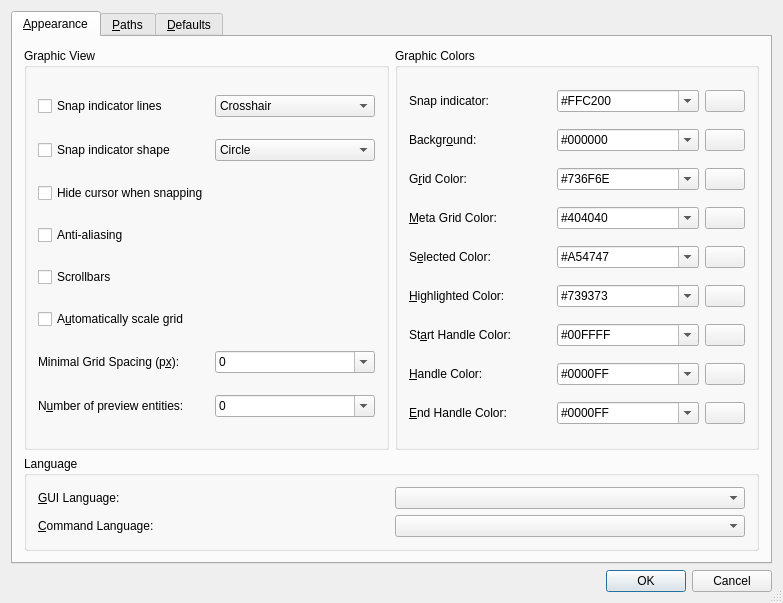
Old version of the form librecad/src/ui/forms/qg_dlgoptionsgeneral.ui in the repository LibreCAD/LibreCAD.
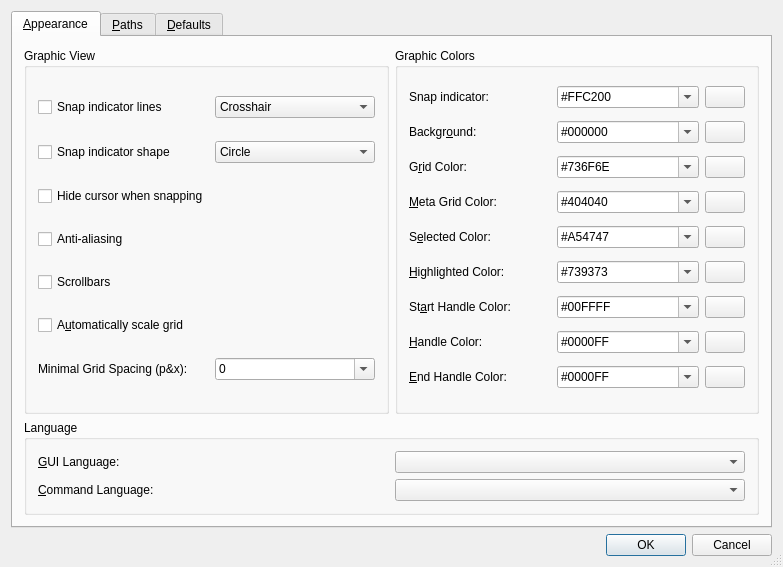
New version of the form. The open tabs and pages were chosen to show the change. Icons and pictures are not drawn.

The edit to the form file:
```diff
--- a/librecad/src/ui/forms/qg_dlgoptionsgeneral.ui
+++ b/librecad/src/ui/forms/qg_dlgoptionsgeneral.ui
@@ -7,7 +7,7 @@
     <x>0</x>
     <y>0</y>
     <width>783</width>
-    <height>603</height>
+    <height>567</height>
    </rect>
   </property>
   <property name="windowTitle">
@@ -101,10 +101,43 @@
            <verstretch>0</verstretch>
           </sizepolicy>
          </property>
+         <property name="maximumSize">
+          <size>
+           <width>366</width>
+           <height>16777215</height>
+          </size>
+         </property>
          <property name="title">
           <string>Graphic View</string>
          </property>
-         <layout class="QGridLayout" name="graphic_view_layout">
+         <layout class="QGridLayout" name="gridLayout_4">
+          <item row="6" column="0">
+           <widget class="QLabel" name="lMinGridSpacing">
+            <property name="text">
+             <string>Minimal Grid Spacing (p&amp;x):</string>
+            </property>
+            <property name="wordWrap">
+             <bool>false</bool>
+            </property>
+           </widget>
+          </item>
+          <item row="2" column="0">
+           <widget class="QCheckBox" name="cursor_hiding_checkbox">
+            <property name="text">
+             <string>Hide cursor when snapping</string>
+            </property>
+           </widget>
+          </item>
+          <item row="5" column="0">
+           <widget class="QCheckBox" name="cbScaleGrid">
+            <property name="text">
+             <string>A&amp;utomatically scale grid</string>
+            </property>
+            <property name="shortcut">
+             <string>Alt+U</string>
+            </property>
+           </widget>
+          </item>
           <item row="0" column="0">
            <widget class="QCheckBox" name="indicator_lines_checkbox">
             <property name="text">
@@ -142,10 +175,10 @@
             </item>
            </widget>
           </item>
-          <item row="1" column="0">
-           <widget class="QCheckBox" name="indicator_shape_checkbox">
+          <item row="4" column="0">
+           <widget class="QCheckBox" name="scrollbars_check_box">
             <property name="text">
-             <string>Snap indicator shape</string>
+             <string>Scrollbars</string>
             </property>
            </widget>
           </item>
@@ -171,50 +204,6 @@
             </item>
            </widget>
           </item>
-          <item row="2" column="0">
-           <widget class="QCheckBox" name="cursor_hiding_checkbox">
-            <property name="text">
-             <string>Hide cursor when snapping</string>
-            </property>
-           </widget>
-          </item>
-          <item row="3" column="0">
-           <widget class="QCheckBox" name="cb_antialiasing">
-            <property name="text">
-             <string>Anti-aliasing</string>
-            </property>
-           </widget>
-          </item>
-          <item row="4" column="0">
-           <widget class="QCheckBox" name="scrollbars_check_box">
-            <property name="text">
-             <string>Scrollbars</string>
-            </property>
-           </widget>
-          </item>
-          <item row="5" column="0">
-           <widget class="QCheckBox" name="cbScaleGrid">
-            <property name="text">
-             <string>A&amp;utomatically scale grid</string>
-            </property>
-            <property name="shortcut">
-             <string>Alt+U</string>
-            </property>
-           </widget>
-          </item>
-          <item row="6" column="0">
-           <widget class="QLabel" name="lMinGridSpacing">
-            <property name="text">
-             <string>Minimal Grid Spacing (p&amp;x):</string>
-            </property>
-            <property name="wordWrap">
-             <bool>false</bool>
-            </property>
-            <property name="buddy">
-             <cstring>cbMaxPreview</cstring>
-            </property>
-           </widget>
-          </item>
           <item row="6" column="1">
            <widget class="QComboBox" name="cbMinGridSpacing">
             <property name="editable">
@@ -262,54 +251,18 @@
             </item>
            </widget>
           </item>
-          <item row="7" column="0">
-           <widget class="QLabel" name="lMaxPreview">
+          <item row="1" column="0">
+           <widget class="QCheckBox" name="indicator_shape_checkbox">
             <property name="text">
-             <string>N&amp;umber of preview entities:</string>
-            </property>
-            <property name="wordWrap">
-             <bool>false</bool>
-            </property>
-            <property name="buddy">
-             <cstring>cbMaxPreview</cstring>
+             <string>Snap indicator shape</string>
             </property>
            </widget>
           </item>
-          <item row="7" column="1">
-           <widget class="QComboBox" name="cbMaxPreview">
-            <property name="editable">
-             <bool>true</bool>
+          <item row="3" column="0">
+           <widget class="QCheckBox" name="cb_antialiasing">
+            <property name="text">
+             <string>Anti-aliasing</string>
             </property>
-            <item>
-             <property name="text">
-              <string notr="true">0</string>
-             </property>
-            </item>
-            <item>
-             <property name="text">
-              <string notr="true">50</string>
-             </property>
-            </item>
-            <item>
-             <property name="text">
-              <string notr="true">100</string>
-             </property>
-            </item>
-            <item>
-             <property name="text">
-              <string notr="true">200</string>
-             </property>
-            </item>
-            <item>
-             <property name="text">
-              <string notr="true">400</string>
-             </property>
-            </item>
-            <item>
-             <property name="text">
-              <string notr="true">800</string>
-             </property>
-            </item>
            </widget>
           </item>
          </layout>
```
Left out of the diff: 3 changed lines with no effect on the pictures.
